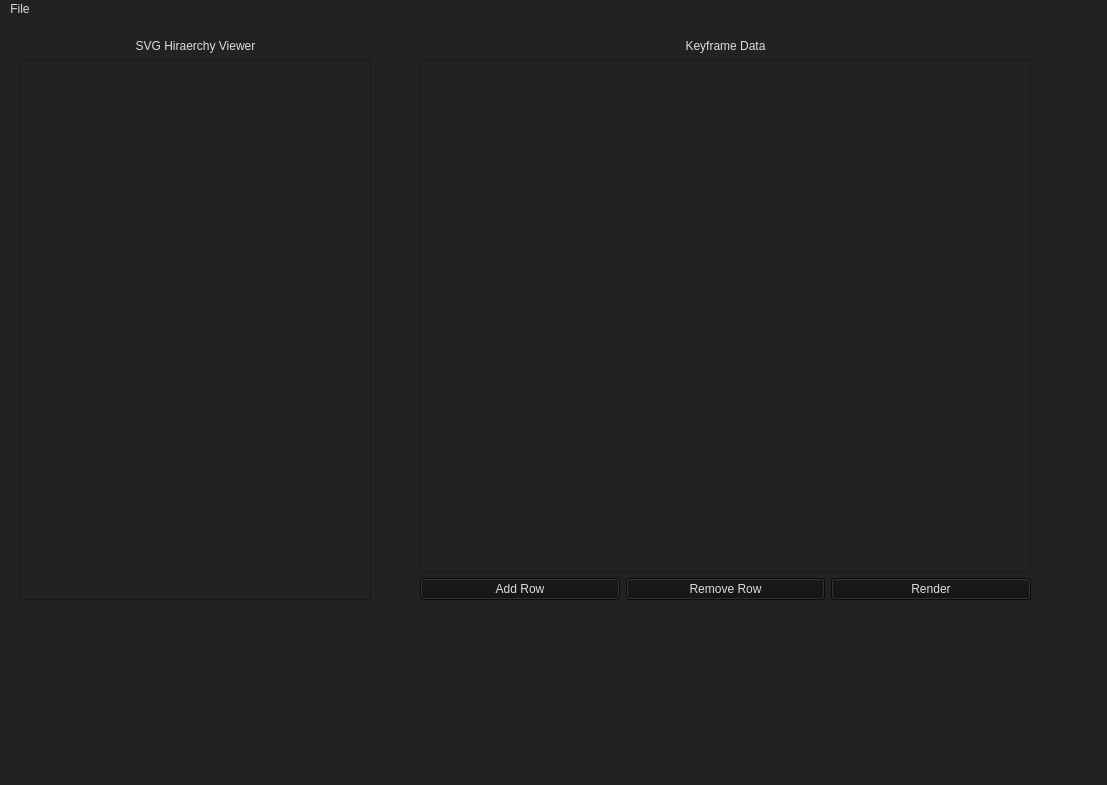
Above: mainwindow.ui from MoplusplusApp/VecFX before the change. Below: the same form after it.
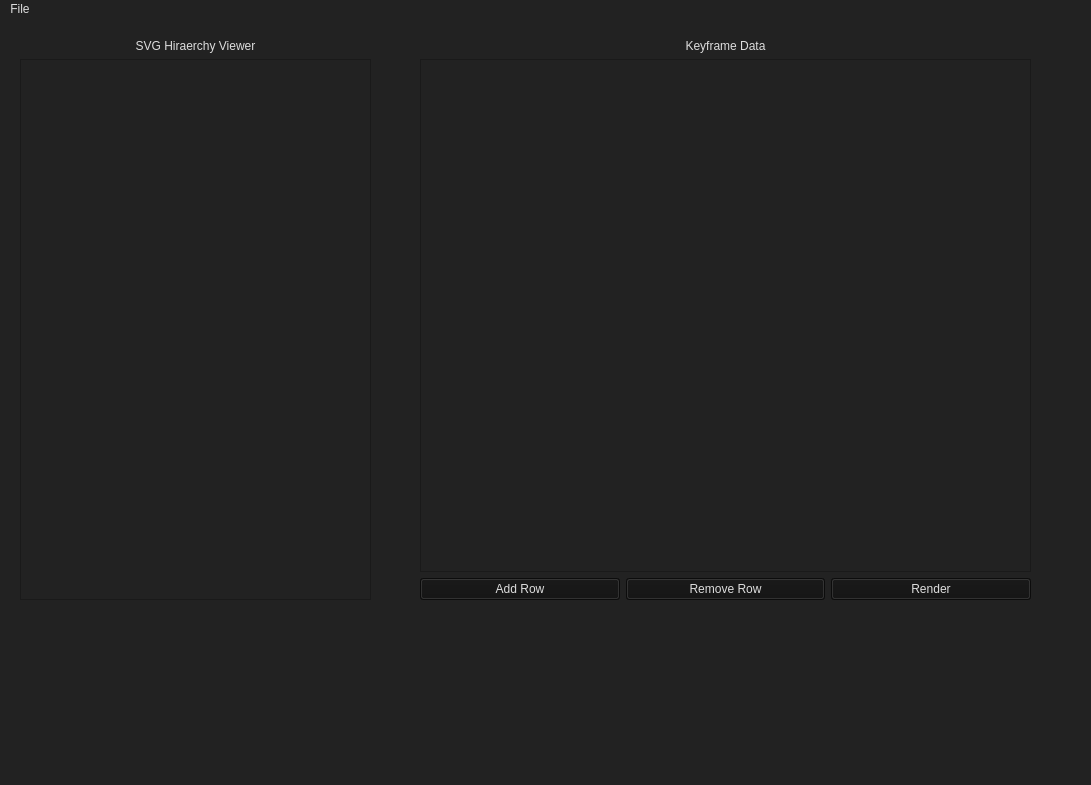
That is the form after the change.

Patch:
```diff
--- a/mainwindow.ui
+++ b/mainwindow.ui
@@ -6,7 +6,7 @@
    <rect>
     <x>0</x>
     <y>0</y>
-    <width>1107</width>
+    <width>1091</width>
     <height>785</height>
    </rect>
   </property>
@@ -173,7 +173,7 @@
     <rect>
      <x>0</x>
      <y>0</y>
-     <width>1107</width>
+     <width>1091</width>
      <height>22</height>
     </rect>
    </property>
```
